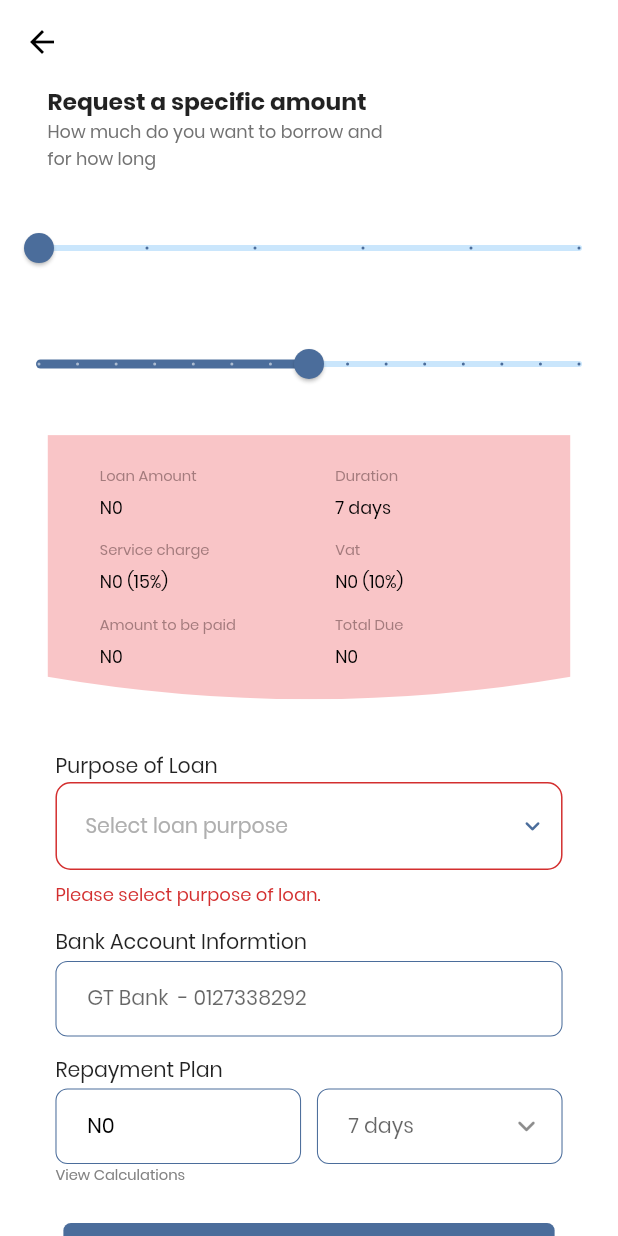
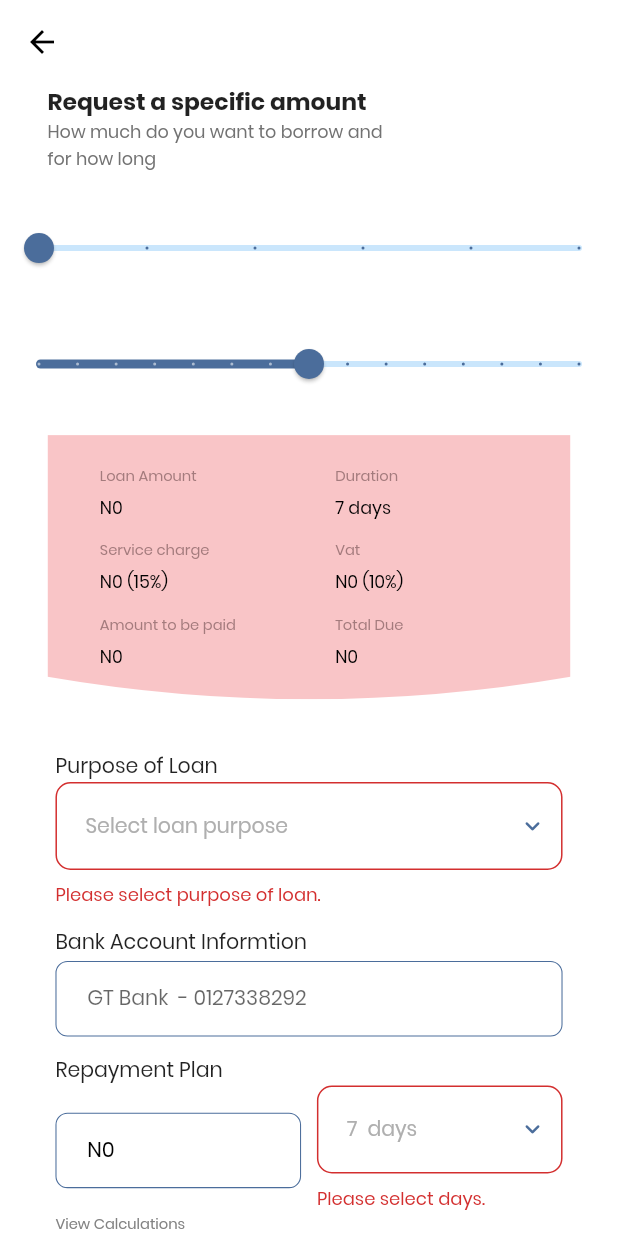
Before and after one commit to devcenterinnovation/MOMO_MobileApp, a Flutter app: the RequestSpecificAmount screen opened directly with empty values, after a tap on "Next", on a phone screen of 412 x 824 dp. Run offline on Flutter 3.47's test engine with Material 2 defaults, Android fonts, the light colour scheme and no system bars; our stand-ins replace file_picker, flutter_screenutil, flutter_svg, flutter_switch, font_awesome_flutter, get and 4 more; missing offline and left inert: country_state_city_picker; project files that could hold a hidden picture were left out.

Commit message:
changes by samuel adeniji

```diff
--- a/lib/views/receive_loan/request_specific_amount.dart
+++ b/lib/views/receive_loan/request_specific_amount.dart
@@ -31,11 +31,23 @@ class _RequestSpecificAmountState extends State<RequestSpecificAmount> {
     'For Buying a House'
   ];
 
+  final List<String> days = [
+    '7 days',
+    '8 days',
+    '9 days',
+    '10 days',
+    '11 days',
+    '12 days',
+    '13 days',
+    '14 days'
+  ];
+
   final _formKey = GlobalKey<FormState>();
 
-  String? selectedValue;
+  String? selectedValue = '7 days';
 
   late int _currentValue;
+
   void initState() {
     _currentValue = widget.amount.toInt();
     super.initState();
@@ -365,17 +377,76 @@ class _RequestSpecificAmountState extends State<RequestSpecificAmount> {
                           child: InputFormField(
                             hintColor: BLACK,
                             hintSize: 14.0,
+                            enabled: false,
                             label: 'N${_currentValue.toInt()}',
                           ),
                         ),
                         SizedBox(
                           width: 10.w,
                         ),
-                        const Expanded(
-                            child: InputFormField(
-                          label: '7 days',
-                          suffixIcon: Icon(Icons.keyboard_arrow_down_rounded),
-                        ))
+                        Expanded(
+                          child: DropdownButtonFormField2(
+                            decoration: InputDecoration(
+                              isDense: true,
+                              contentPadding: EdgeInsets.zero,
+                              border: OutlineInputBorder(
+                                borderRadius: BorderRadius.circular(10),
+                                borderSide: const BorderSide(
+                                    color: AppColors.mainColor, width: 0.8),
+                              ),
+                              enabledBorder: OutlineInputBorder(
+                                borderSide: const BorderSide(
+                                    color: AppColors.mainColor, width: 0.8),
+                                borderRadius: BorderRadius.circular(10),
+                              ),
+                              focusedBorder: OutlineInputBorder(
+                                borderRadius: BorderRadius.circular(10.0),
+                                borderSide: const BorderSide(
+                                    color: AppColors.mainColor, width: 0.8),
+                              ),
+//Add more decoration as you want here
+//Add label If you want but add hint outside the decoration to be aligned in the button perfectly.
+                            ),
+                            isExpanded: true,
+                            scrollbarAlwaysShow: true,
+                            hint: Text(
+                              '7  days',
+                              style: TextStyle(
+                                  fontSize: 14.sp,
+                                  color: GREY.withOpacity(0.9)),
+                            ),
+                            icon: const Icon(
+                              Icons.keyboard_arrow_down_rounded,
+                              color: AppColors.mainColor,
+                            ),
+                            buttonHeight: 60.h,
+                            buttonPadding:
+                                const EdgeInsets.only(left: 20, right: 10),
+                            dropdownDecoration: BoxDecoration(
+                              borderRadius: BorderRadius.circular(15),
+                            ),
+                            items: days
+                                .map((item) => DropdownMenuItem<String>(
+                                      value: item,
+                                      child: Text(
+                                        item,
+                                        style: const TextStyle(
+                                          fontSize: 14,
+                                        ),
+                                      ),
+                                    ))
+                                .toList(),
+                            validator: (value) {
+                              if (value == null) {
+                                return 'Please select days.';
+                              }
+                            },
+                            onChanged: (value) {},
+                            onSaved: (value) {
+                              selectedValue = value.toString();
+                            },
+                          ),
+                        )
                       ],
                     ),
                     CustomText(
```
